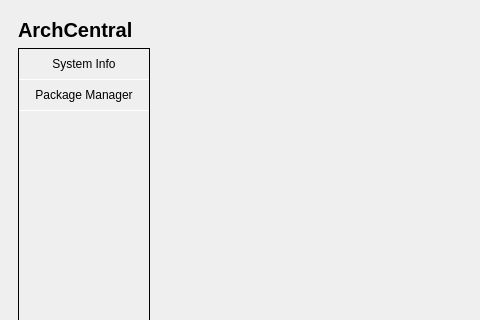
Qt form archcentral/ui/designer/mainwindow.ui (szabatoro/archcentral-thesis) before a commit; both pictures show x 0 to 480 and y 0 to 320 of the 1000 by 800 pixel window.
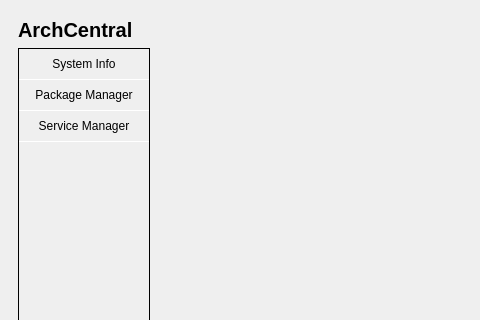
The same form after that commit. Icons and pictures are not drawn.

Commit message: set up service management module base

The edit to the form file:
```diff
--- a/archcentral/ui/designer/mainwindow.ui
+++ b/archcentral/ui/designer/mainwindow.ui
@@ -118,6 +118,22 @@
             </property>
            </widget>
           </item>
+          <item>
+           <widget class="QPushButton" name="service_manager_button">
+            <property name="text">
+             <string>Service Manager</string>
+            </property>
+            <property name="icon">
+             <iconset theme="QIcon::ThemeIcon::DocumentProperties"/>
+            </property>
+            <property name="checkable">
+             <bool>true</bool>
+            </property>
+            <property name="autoExclusive">
+             <bool>true</bool>
+            </property>
+           </widget>
+          </item>
           <item>
            <spacer name="spacer">
             <property name="orientation">
```
The commit also changes 7 other files.
